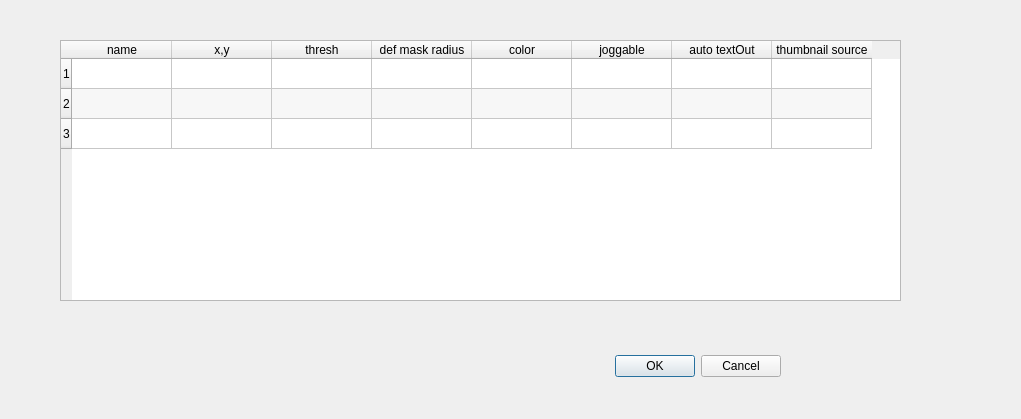
bob-anderson-ok/pymovie, file src/pymovie/apertureEditDialog.ui: the form before one commit.
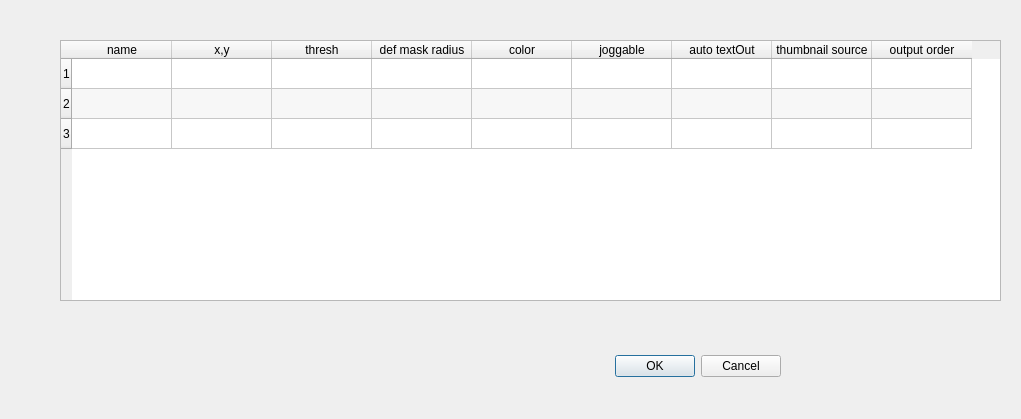
The form after the commit.

Commit message: Changes status bar output when hover over aperture to a list of all apertures under cursor

```diff
--- a/src/pymovie/apertureEditDialog.ui
+++ b/src/pymovie/apertureEditDialog.ui
@@ -34,7 +34,7 @@
     <rect>
      <x>60</x>
      <y>40</y>
-     <width>841</width>
+     <width>941</width>
      <height>261</height>
     </rect>
    </property>
@@ -45,7 +45,7 @@
     <number>3</number>
    </property>
    <property name="columnCount">
-    <number>8</number>
+    <number>9</number>
    </property>
    <row/>
    <row/>
@@ -90,6 +90,11 @@
      <string>thumbnail source</string>
     </property>
    </column>
+   <column>
+    <property name="text">
+     <string>output order</string>
+    </property>
+   </column>
   </widget>
  </widget>
  <resources/>
```
Left out of the diff: 2 changed lines with no effect on the pictures. The commit also changes 6 other files.
